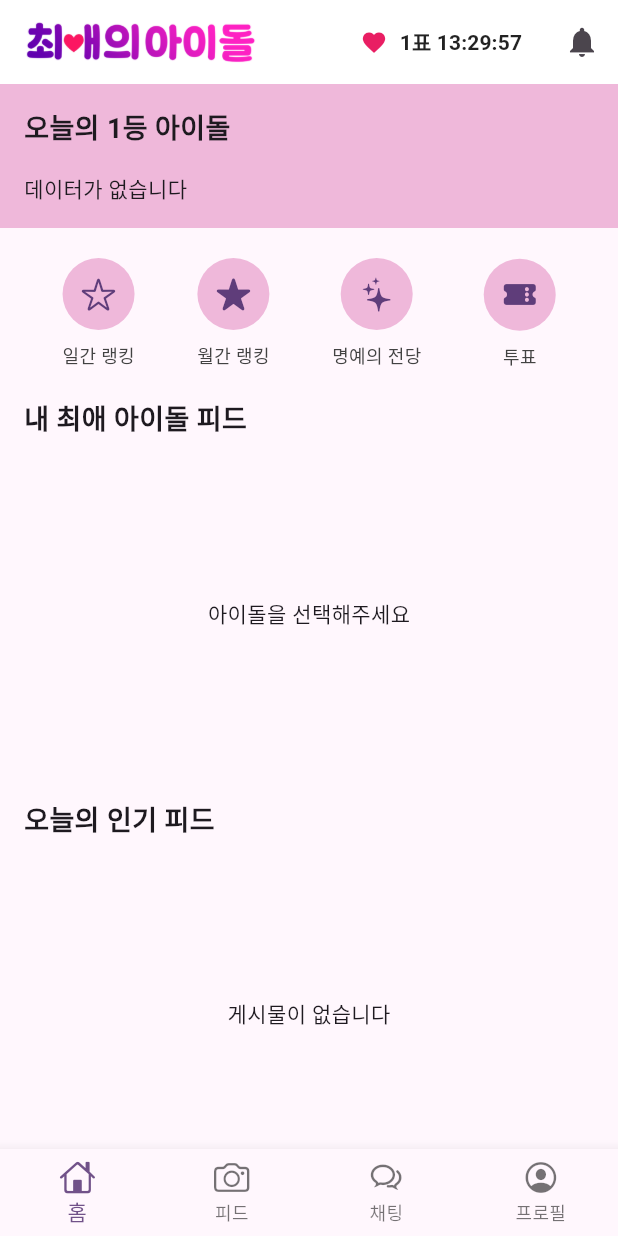
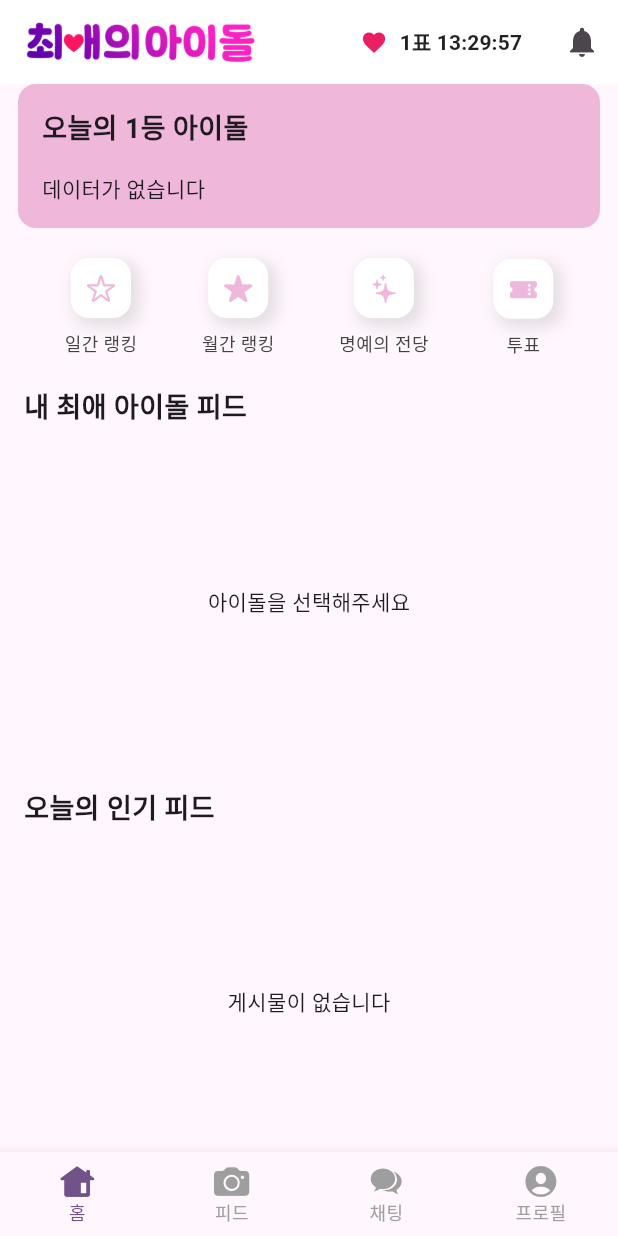
Before and after one commit to rhrbghk/favorite-idol, a Flutter app: the screen it shows once a user with an empty profile is signed in, on a phone screen of 412 x 824 dp. Run offline on Flutter 3.47's test engine with Material 3 defaults, Android fonts, the phone set to English and light mode, and no system bars; our stand-ins replace cloud_firestore, firebase_auth, firebase_core, firebase_storage, google_mobile_ads, image_picker and 3 more; missing offline and left inert: kakao_flutter_sdk; accounts and stored records are empty; generated files the repository leaves out were written again.

Commit message:
design: 홈 스크린 메뉴 버튼/정보 위젯 디자인 수정

```diff
--- a/lib/screens/home/home_screen.dart
+++ b/lib/screens/home/home_screen.dart
@@ -66,7 +66,7 @@ class _HomeScreenState extends State<HomeScreen> {
 
       RewardedAd? rewardedAd;
       final adUnitId = Platform.isAndroid
-          ? 'ca-app-pub-3940256099942544/5224354917'  // Android 테스트 ID
+          ? 'ca-app-pub-3940256099942544/5224354917' // Android 테스트 ID
           : 'ca-app-pub-3940256099942544/1712485313'; // iOS 테스트 ID
 
       await showDialog(
@@ -121,7 +121,8 @@ class _HomeScreenState extends State<HomeScreen> {
 
                             if (mounted) {
                               ScaffoldMessenger.of(context).showSnackBar(
-                                const SnackBar(content: Text('추가 투표 기회를 획득했습니다!')),
+                                const SnackBar(
+                                    content: Text('추가 투표 기회를 획득했습니다!')),
                               );
                             }
                           } catch (e) {
@@ -244,10 +245,15 @@ class _HomeScreenState extends State<HomeScreen> {
   }
 
   Widget _buildTopBanner() {
-    return Container(
+    return Padding(
+      padding: const EdgeInsets.symmetric(horizontal: 12),
+      child: Container(
+        decoration: BoxDecoration(
+          borderRadius: BorderRadius.circular(12),
+          color: const Color(0XFFefb8da),
+        ),
         width: double.infinity,
         padding: const EdgeInsets.all(16),
-      color: const Color(0XFFefb8da),
         child: Column(
           crossAxisAlignment: CrossAxisAlignment.start,
           children: [
@@ -261,6 +267,7 @@ class _HomeScreenState extends State<HomeScreen> {
             const SizedBox(height: 16),
             _buildTopIdol(),
           ],
+        ),
       ),
     );
   }
@@ -386,16 +393,20 @@ class _HomeScreenState extends State<HomeScreen> {
         mainAxisSize: MainAxisSize.min,
         children: [
           Container(
-            padding: const EdgeInsets.all(12),
-            decoration: const BoxDecoration(
-              color: Color(0XFFefb8da),
-              shape: BoxShape.circle,
+            padding: const EdgeInsets.all(10),
+            decoration: BoxDecoration(
+              boxShadow: [
+                BoxShadow(
+                  color: Colors.black.withOpacity(0.1), // 그림자 색상
+                  blurRadius: 8, // 흐림 정도
+                  spreadRadius: 2, // 확산 정도
+                  offset: const Offset(4, 4), // X: 4, Y: 4 방향으로 그림자 이동
                 ),
-            child: Icon(
-              icon,
-              size: 24,
-              color: const Color(0XFF5f3d7a),
+              ],
+              color: Colors.white,
+              borderRadius: BorderRadius.circular(12),
             ),
+            child: Icon(icon, color: const Color(0XFFefb8da), size: 20),
           ),
           const SizedBox(height: 8),
           Text(
--- a/lib/screens/main/main_screen.dart
+++ b/lib/screens/main/main_screen.dart
@@ -28,6 +28,14 @@ class _MainScreenState extends State<MainScreen> {
       body: _screens[_selectedIndex],
       bottomNavigationBar: BottomNavigationBar(
         type: BottomNavigationBarType.fixed,
+        unselectedItemColor: Colors.grey,
+        selectedLabelStyle: const TextStyle(
+          fontSize: 12,
+          fontWeight: FontWeight.w400,
+        ),
+        unselectedLabelStyle: const TextStyle(
+          fontSize: 12,
+        ),
         currentIndex: _selectedIndex,
         onTap: (index) {
           setState(() {
@@ -36,19 +44,19 @@ class _MainScreenState extends State<MainScreen> {
         },
         items: const [
           BottomNavigationBarItem(
-            icon: Icon(CupertinoIcons.home),
+            icon: Icon(CupertinoIcons.house_alt_fill),
             label: '홈',
           ),
           BottomNavigationBarItem(
-            icon: Icon(CupertinoIcons.camera),
+            icon: Icon(CupertinoIcons.camera_fill),
             label: '피드',
           ),
           BottomNavigationBarItem(
-            icon: Icon(CupertinoIcons.chat_bubble_2),
+            icon: Icon(CupertinoIcons.chat_bubble_2_fill),
             label: '채팅',
           ),
           BottomNavigationBarItem(
-            icon: Icon(CupertinoIcons.profile_circled),
+            icon: Icon(CupertinoIcons.person_crop_circle_fill),
             label: '프로필',
           ),
         ],
```
Lines whose indentation alone changed are shown as unchanged.
